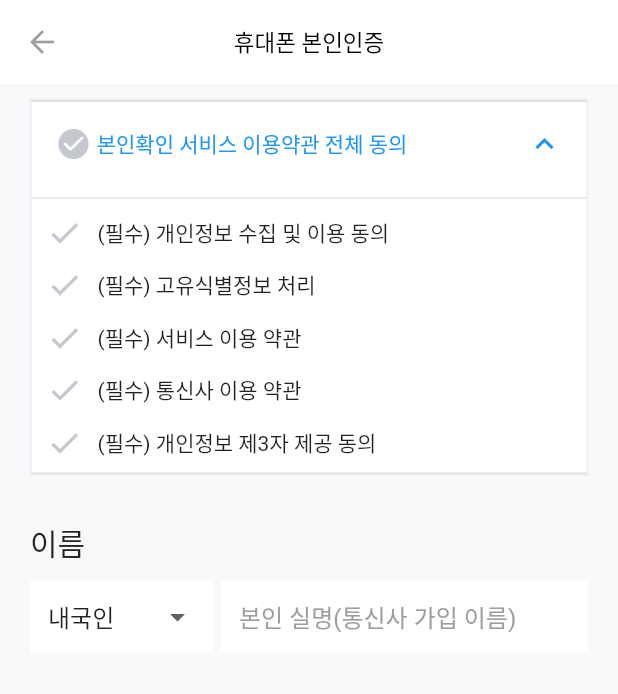
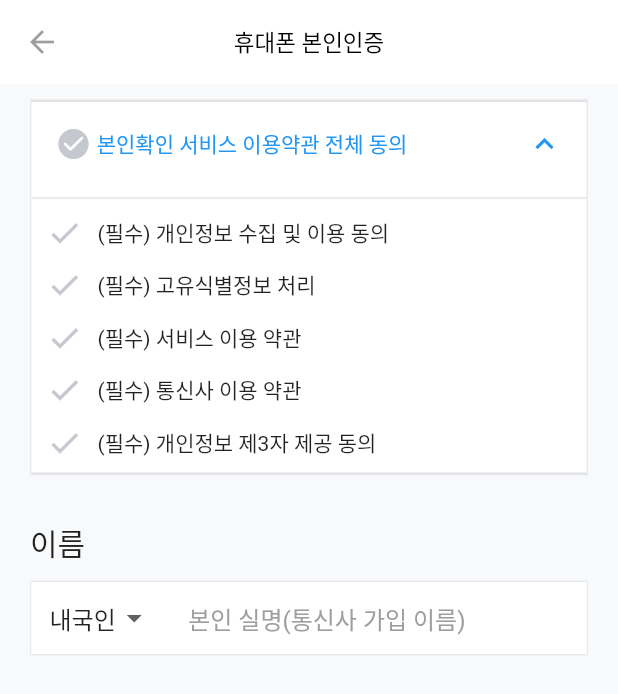
Before and after one commit to Seol-JY/socar-clone, a Flutter app: the screen it shows after launch, on a phone screen of 412 x 824 dp. Shown: the top 694 px of the screen. Run offline on Flutter 3.47's test engine with Material 2 defaults, Android fonts, the phone set to English and light mode, and no system bars.

Commit message:
Feat : NameInputField 찐찐찐막막

```diff
--- a/lib/widgets/register_page/name_input_widget.dart
+++ b/lib/widgets/register_page/name_input_widget.dart
@@ -14,7 +14,14 @@ class _NameInputState extends State<NameInputWidget> {
   List<String> dropdownList = ["내국인", "외국인"];
   @override
   Widget build(BuildContext context) {
-    return Row(
+    return Container(
+      decoration: BoxDecoration(
+        color: Colors.white, // 배경색을 흰색으로 설정
+        border: Border.all(
+          color: const Color(0xffe9ebee),
+        ),
+      ),
+      child: Row(
         children: [
           Expanded(
             flex: 1,
@@ -38,11 +45,8 @@ class _NameInputState extends State<NameInputWidget> {
               ),
             ),
           ),
-        const SizedBox(
-          width: 5,
-        ),
           const Expanded(
-            flex: 2,
+              flex: 3,
               child: TextField(
                 decoration: InputDecoration(
                   filled: true,
@@ -50,10 +54,12 @@ class _NameInputState extends State<NameInputWidget> {
                   hoverColor: Colors.white,
                   border: InputBorder.none,
                   hintText: '본인 실명(통신사 가입 이름)', // placeholder 텍스트
-                hintStyle: TextStyle(color: Colors.grey), // placeholder 텍스트 스타일
+                  hintStyle:
+                      TextStyle(color: Colors.grey), // placeholder 텍스트 스타일
                 ),
               ))
         ],
+      ),
     );
   }
 }
```
Lines whose indentation alone changed are shown as unchanged.
